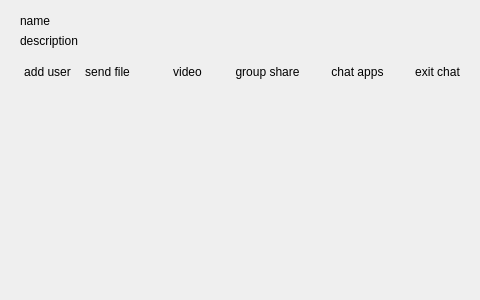
Old version of the form src/proj/Qt/entboost/ebdialogchatbase.ui in the repository sohokay94how/ineatt; both pictures show x 0 to 480 and y 0 to 300 of the 713 by 300 pixel window.
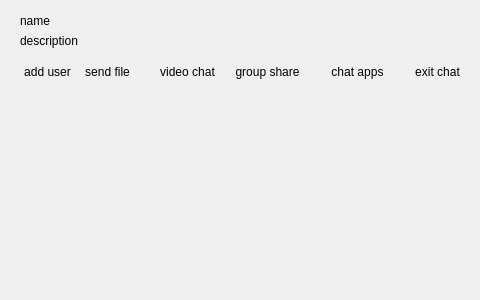
New version of the form.

Diff of the .ui file:
```diff
--- a/src/proj/Qt/entboost/ebdialogchatbase.ui
+++ b/src/proj/Qt/entboost/ebdialogchatbase.ui
@@ -65,7 +65,7 @@
     </rect>
    </property>
    <property name="text">
-    <string>video</string>
+    <string>video chat</string>
    </property>
    <property name="flat">
     <bool>true</bool>
```
Left out of the diff: 2 changed lines with no effect on the pictures.
